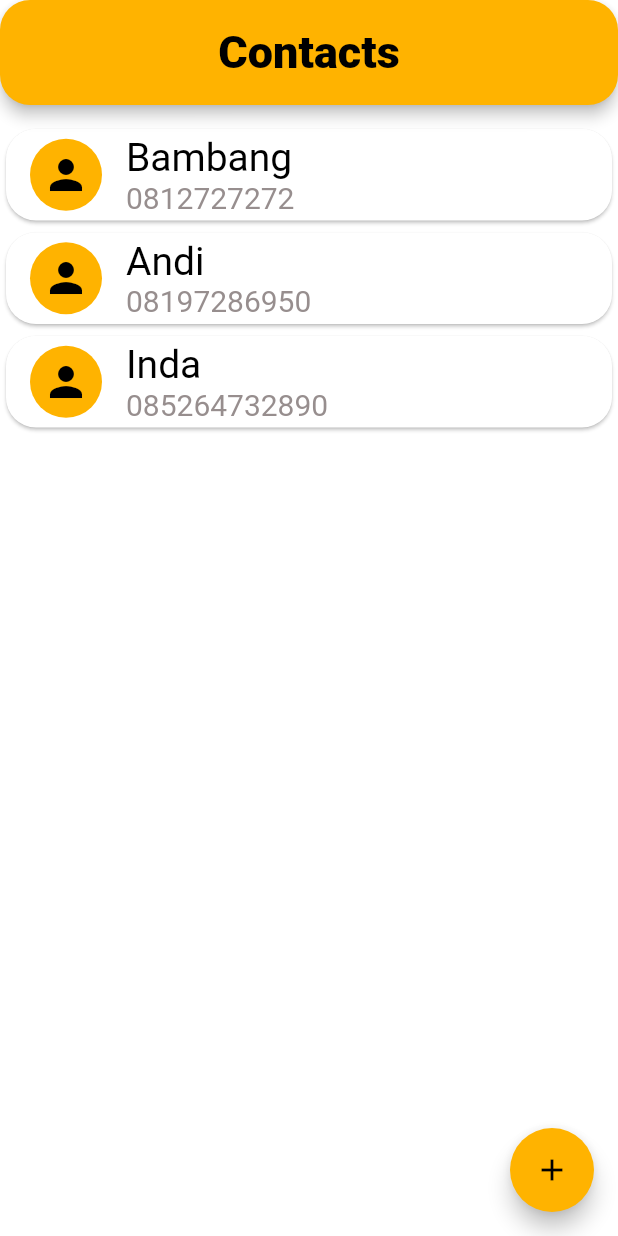
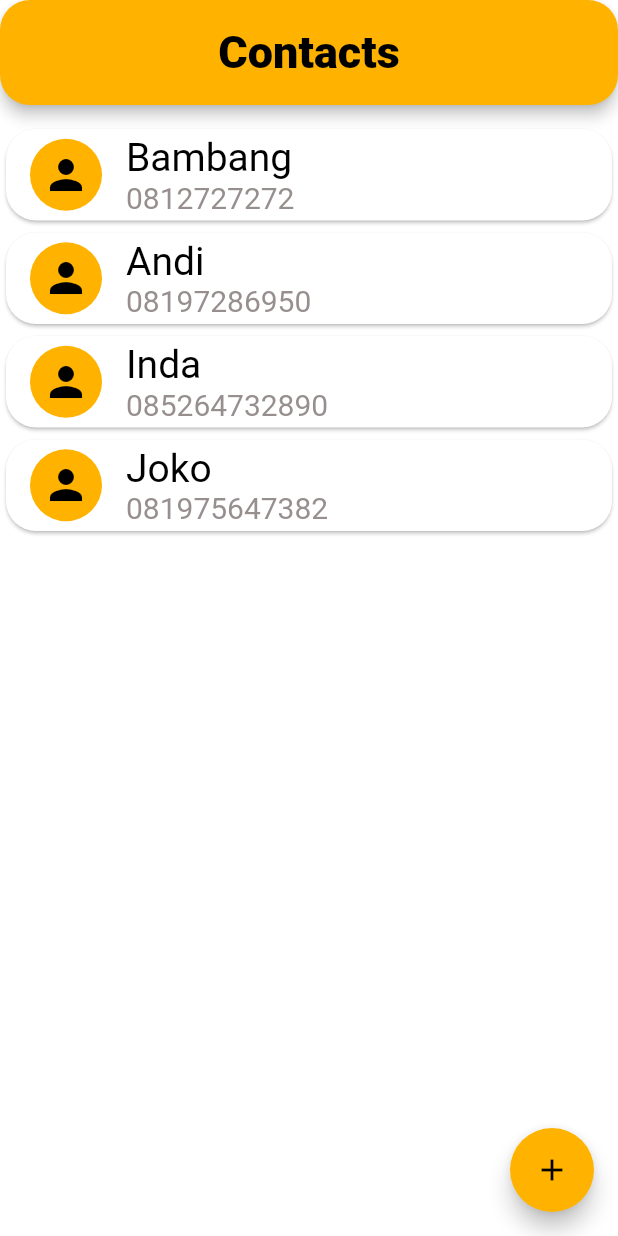
Before and after one commit to darmaputraa/flutter_week4_input_button1, a Flutter app: the screen it shows after launch, on a phone screen of 412 x 824 dp. Run offline on Flutter 3.47's test engine with Material 2 defaults, Android fonts, the phone set to English and light mode, and no system bars.

Commit message:
add List contacts data

```diff
--- a/lib/contact_page.dart
+++ b/lib/contact_page.dart
@@ -14,6 +14,7 @@ class _ContactPageState extends State<ContactPage> {
     Contact(name: 'Bambang', phone: '0812727272'),
     Contact(name: 'Andi', phone: '08197286950'),
     Contact(name: 'Inda', phone: '085264732890'),
+    Contact(name: 'Joko', phone: '081975647382'),
   ];
 
   @override
```
